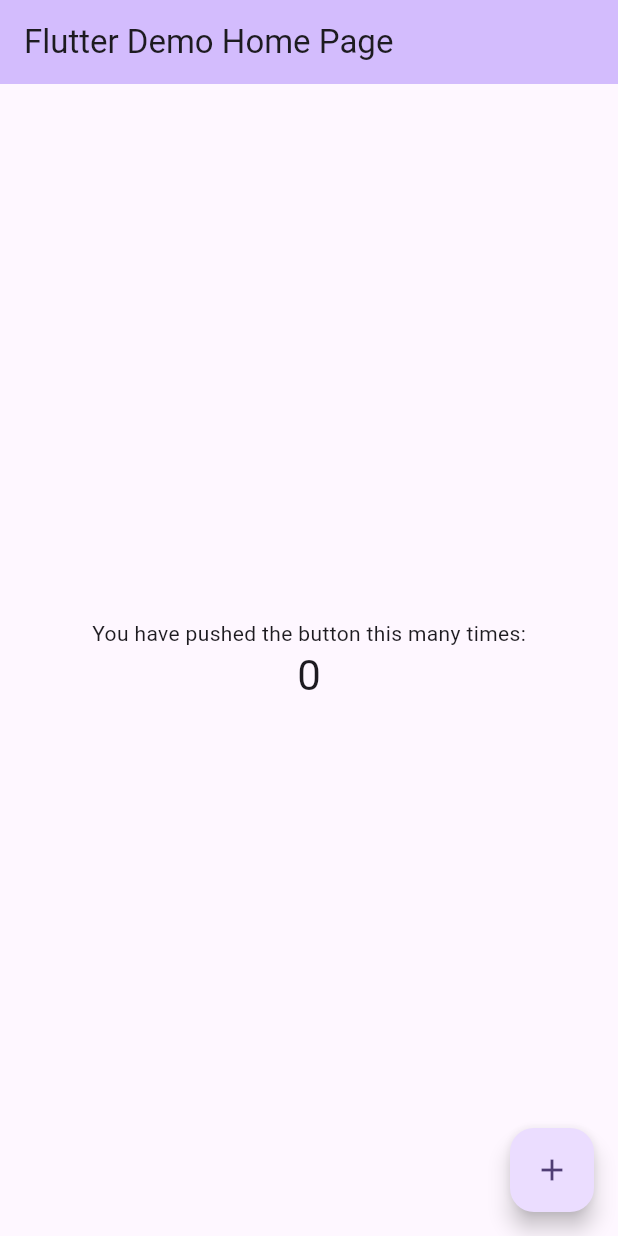
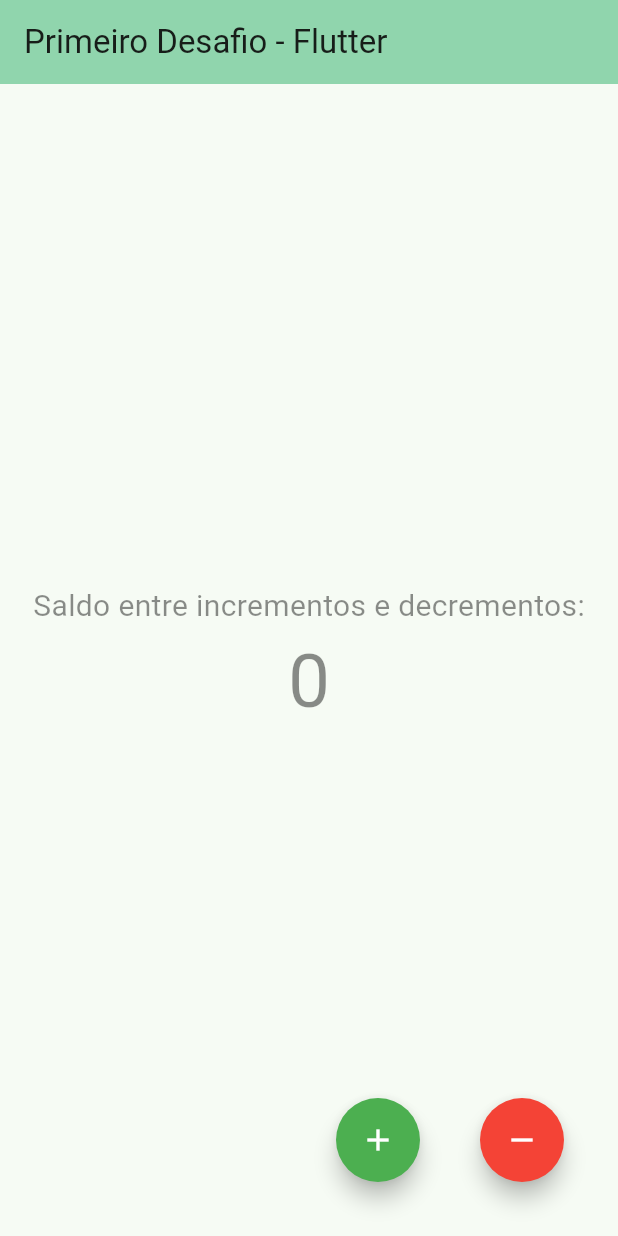
Before and after one commit to fernandofilipe/meuappflutter, a Flutter app: the screen it shows after launch, on a phone screen of 412 x 824 dp. Run offline on Flutter 3.47's test engine with Material 2 defaults, Android fonts, the phone set to English and light mode, and no system bars.

```diff
--- a/lib/main.dart
+++ b/lib/main.dart
@@ -7,47 +7,21 @@ void main() {
 class MyApp extends StatelessWidget {
   const MyApp({super.key});
 
-  // This widget is the root of your application.
   @override
   Widget build(BuildContext context) {
     return MaterialApp(
-      title: 'Flutter Demo',
+      title: 'Primeiro App - Bootcamp Santander',
       theme: ThemeData(
-        // This is the theme of your application.
-        //
-        // TRY THIS: Try running your application with "flutter run". You'll see
-        // the application has a blue toolbar. Then, without quitting the app,
-        // try changing the seedColor in the colorScheme below to Colors.green
-        // and then invoke "hot reload" (save your changes or press the "hot
-        // reload" button in a Flutter-supported IDE, or press "r" if you used
-        // the command line to start the app).
-        //
-        // Notice that the counter didn't reset back to zero; the application
-        // state is not lost during the reload. To reset the state, use hot
-        // restart instead.
-        //
-        // This works for code too, not just values: Most code changes can be
-        // tested with just a hot reload.
-        colorScheme: ColorScheme.fromSeed(seedColor: Colors.deepPurple),
+        colorScheme: ColorScheme.fromSeed(seedColor: Colors.greenAccent),
         useMaterial3: true,
       ),
-      home: const MyHomePage(title: 'Flutter Demo Home Page'),
+      home: const MyHomePage(title: 'Primeiro Desafio - Flutter'),
     );
   }
 }
 
 class MyHomePage extends StatefulWidget {
   const MyHomePage({super.key, required this.title});
-
-  // This widget is the home page of your application. It is stateful, meaning
-  // that it has a State object (defined below) that contains fields that affect
-  // how it looks.
-
-  // This class is the configuration for the state. It holds the values (in this
-  // case the title) provided by the parent (in this case the App widget) and
-  // used by the build method of the State. Fields in a Widget subclass are
-  // always marked "final".
-
   final String title;
 
   @override
@@ -56,70 +30,69 @@ class MyHomePage extends StatefulWidget {
 
 class _MyHomePageState extends State<MyHomePage> {
   int _counter = 0;
+  double spaceBetweenButtons = 20;
 
   void _incrementCounter() {
     setState(() {
-      // This call to setState tells the Flutter framework that something has
-      // changed in this State, which causes it to rerun the build method below
-      // so that the display can reflect the updated values. If we changed
-      // _counter without calling setState(), then the build method would not be
-      // called again, and so nothing would appear to happen.
       _counter++;
+    });
+  }
+
+  void _decrementCounter() {
+    setState(() {
+      _counter = _counter > 0 ? _counter - 1 : 0;
     });
   }
 
   @override
   Widget build(BuildContext context) {
-    // This method is rerun every time setState is called, for instance as done
-    // by the _incrementCounter method above.
-    //
-    // The Flutter framework has been optimized to make rerunning build methods
-    // fast, so that you can just rebuild anything that needs updating rather
-    // than having to individually change instances of widgets.
     return Scaffold(
       appBar: AppBar(
-        // TRY THIS: Try changing the color here to a specific color (to
-        // Colors.amber, perhaps?) and trigger a hot reload to see the AppBar
-        // change color while the other colors stay the same.
         backgroundColor: Theme.of(context).colorScheme.inversePrimary,
-        // Here we take the value from the MyHomePage object that was created by
-        // the App.build method, and use it to set our appbar title.
         title: Text(widget.title),
       ),
       body: Center(
-        // Center is a layout widget. It takes a single child and positions it
-        // in the middle of the parent.
         child: Column(
-          // Column is also a layout widget. It takes a list of children and
-          // arranges them vertically. By default, it sizes itself to fit its
-          // children horizontally, and tries to be as tall as its parent.
-          //
-          // Column has various properties to control how it sizes itself and
-          // how it positions its children. Here we use mainAxisAlignment to
-          // center the children vertically; the main axis here is the vertical
-          // axis because Columns are vertical (the cross axis would be
-          // horizontal).
-          //
-          // TRY THIS: Invoke "debug painting" (choose the "Toggle Debug Paint"
-          // action in the IDE, or press "p" in the console), to see the
-          // wireframe for each widget.
           mainAxisAlignment: MainAxisAlignment.center,
           children: <Widget>[
             const Text(
-              'You have pushed the button this many times:',
+              'Saldo entre incrementos e decrementos:',
+              style: TextStyle(color: Colors.black45, fontSize: 20),
             ),
             Text(
               '$_counter',
-              style: Theme.of(context).textTheme.headlineMedium,
+              style: const TextStyle(color: Colors.black45, fontSize: 50),
             ),
           ],
         ),
       ),
-      floatingActionButton: FloatingActionButton(
-        onPressed: _incrementCounter,
-        tooltip: 'Increment',
-        child: const Icon(Icons.add),
-      ), // This trailing comma makes auto-formatting nicer for build methods.
+      floatingActionButton: Wrap(
+        direction: Axis.horizontal,
+        children: [
+          Container(
+            margin: EdgeInsets.all(spaceBetweenButtons),
+            child: FloatingActionButton(
+              onPressed: _incrementCounter,
+              tooltip: 'Increment',
+              foregroundColor: Colors.white,
+              backgroundColor: Colors.green,
+              shape: const CircleBorder(),
+              child: const Icon(Icons.add),
+            ),
+          ),
+          Container(
+            margin: EdgeInsets.all(spaceBetweenButtons),
+            child: FloatingActionButton(
+              onPressed: _decrementCounter,
+              tooltip: 'Decrement',
+              foregroundColor: Colors.white,
+              backgroundColor: Colors.red,
+              shape: const CircleBorder(),
+              child: const Icon(Icons.remove),
+            ),
+          )
+        ],
+      ),
     );
   }
 }
```
